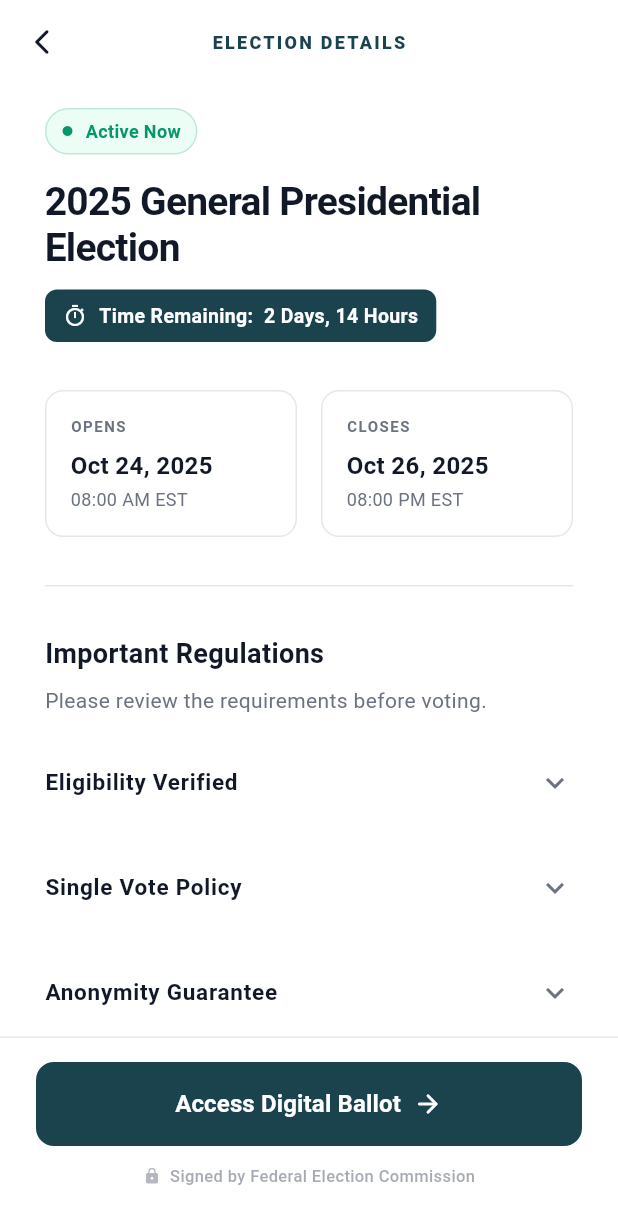
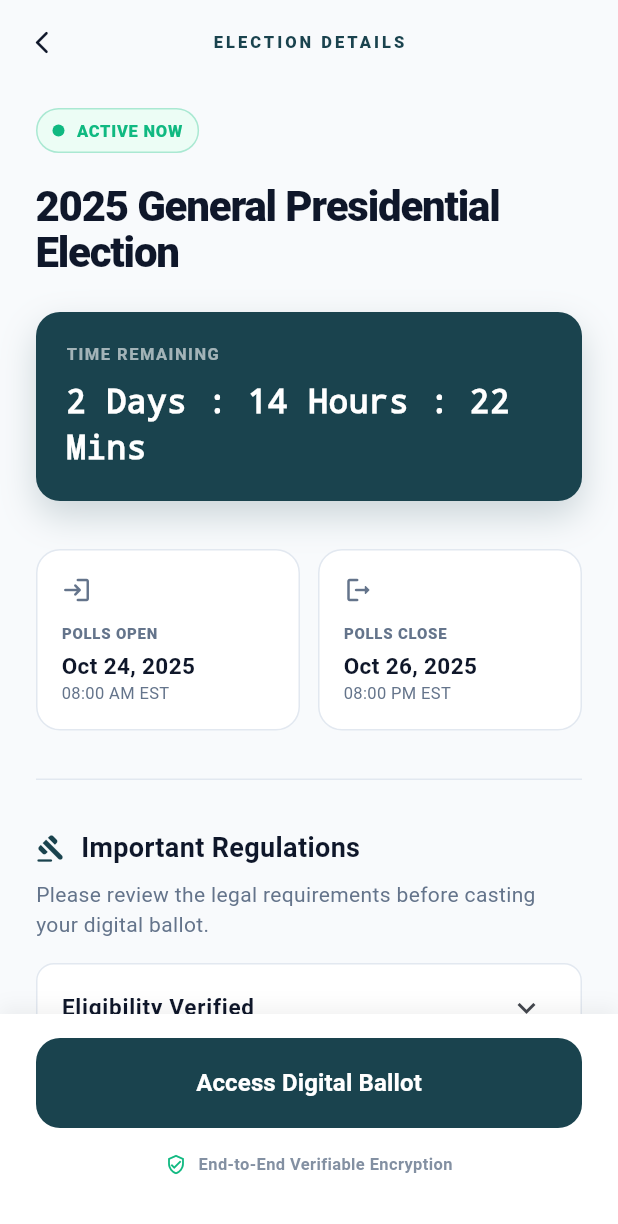
Before and after one commit to Votum-SecurVote/Votum-admin, a Flutter app: the ElectionDetailsScreen screen opened by its route, on a phone screen of 412 x 824 dp. Shown: the top 1224 px of the screen. Run offline on Flutter 3.47's test engine with Material 3 defaults, Android fonts, the phone set to English and light mode, and no system bars; our stand-ins replace file_picker, shared_preferences; accounts and stored records are empty; Roboto replaces fonts that are missing (PublicSans).

Commit message:
ui for details page

```diff
--- a/securevote/lib/election_details_screen.dart
+++ b/securevote/lib/election_details_screen.dart
@@ -3,138 +3,89 @@ import 'package:flutter/material.dart';
 class ElectionDetailsScreen extends StatelessWidget {
   const ElectionDetailsScreen({super.key});
 
-  // Shared Palette
+  // Shared Palette - Refined for higher contrast
   static const Color brandPrimary = Color(0xFF1A434E);
-  static const Color accentBlue = Color(0xFF3B82F6);
-  static const Color bgCanvas = Color(0xFFFFFFFF);
-  static const Color textMain = Color(0xFF111827);
-  static const Color textSecondary = Color(0xFF6B7280);
-  static const Color cardBorder = Color(0xFFE5E7EB);
-  static const Color successGreen = Color(0xFF059669);
+  static const Color bgCanvas = Color(0xFFF8FAFC); // Soft cool gray background
+  static const Color textMain = Color(0xFF0F172A);
+  static const Color textSecondary = Color(0xFF64748B);
+  static const Color cardBorder = Color(0xFFE2E8F0);
+  static const Color successGreen = Color(0xFF10B981);
   static const Color successBg = Color(0xFFECFDF5);
 
   @override
   Widget build(BuildContext context) {
     return Scaffold(
       backgroundColor: bgCanvas,
-
-      // 1. Transparent AppBar
       appBar: AppBar(
         backgroundColor: Colors.transparent,
         elevation: 0,
-        leading: IconButton(
-          icon: const Icon(Icons.arrow_back_ios_new_rounded, size: 20),
+        scrolledUnderElevation: 0,
+        leading: Padding(
+          padding: const EdgeInsets.all(8.0),
+          child: IconButton(
+            icon: const Icon(Icons.arrow_back_ios_new_rounded, size: 18),
             color: textMain,
             onPressed: () => Navigator.pop(context),
+          ),
         ),
         centerTitle: true,
         title: const Text(
           "ELECTION DETAILS",
           style: TextStyle(
             color: brandPrimary,
-            fontSize: 12,
-            fontWeight: FontWeight.w800,
-            letterSpacing: 1.5,
+            fontSize: 11,
+            fontWeight: FontWeight.w900,
+            letterSpacing: 2.0,
           ),
         ),
       ),
-
-      // 2. Bottom Action Bar
       bottomNavigationBar: _buildBottomBar(context),
-
       body: Center(
         child: ConstrainedBox(
-          constraints: const BoxConstraints(maxWidth: 400),
+          constraints: const BoxConstraints(maxWidth: 500),
           child: SingleChildScrollView(
             padding: const EdgeInsets.symmetric(horizontal: 24, vertical: 16),
             physics: const BouncingScrollPhysics(),
             child: Column(
               crossAxisAlignment: CrossAxisAlignment.start,
               children: [
-                // 3. Status Badge
-                Container(
-                  padding: const EdgeInsets.symmetric(
-                    horizontal: 10,
-                    vertical: 6,
-                  ),
-                  decoration: BoxDecoration(
-                    color: successBg,
-                    borderRadius: BorderRadius.circular(20),
-                    border: Border.all(color: successGreen.withOpacity(0.2)),
-                  ),
-                  child: Row(
-                    mainAxisSize: MainAxisSize.min,
-                    children: const [
-                      Icon(Icons.circle, size: 8, color: successGreen),
-                      SizedBox(width: 8),
-                      Text(
-                        'Active Now',
+                // 1. Live Status Badge
+                _buildLiveBadge(),
+
+                const SizedBox(height: 20),
+
+                // 2. Main Title
+                const Text(
+                  '2025 General Presidential Election',
                   style: TextStyle(
-                          fontSize: 12,
-                          fontWeight: FontWeight.bold,
-                          color: successGreen,
-                        ),
-                      ),
-                    ],
+                    fontSize: 28,
+                    fontWeight: FontWeight.w800,
+                    color: textMain,
+                    height: 1.1,
+                    letterSpacing: -0.8,
                   ),
                 ),
 
-                const SizedBox(height: 16),
+                const SizedBox(height: 24),
 
-                // 4. Main Title
-                const Text(
-                  '2025 General Presidential Election',
-                  style: TextStyle(
-                    fontSize: 26,
-                    fontWeight: FontWeight.bold,
-                    color: textMain,
-                    height: 1.2,
-                    letterSpacing: -0.5,
-                  ),
-                ),
-
-                const SizedBox(height: 12),
-
-                // 5. Timer Row (Clean Pill)
-                Container(
-                  padding: const EdgeInsets.symmetric(
-                    horizontal: 12,
-                    vertical: 8,
-                  ),
-                  decoration: BoxDecoration(
-                    color: brandPrimary,
-                    borderRadius: BorderRadius.circular(8),
-                  ),
-                  child: Row(
-                    mainAxisSize: MainAxisSize.min,
-                    children: const [
-                      Icon(Icons.timer_outlined, color: Colors.white, size: 16),
-                      SizedBox(width: 8),
-                      Text(
-                        'Time Remaining:  2 Days, 14 Hours',
-                        style: TextStyle(
-                          color: Colors.white,
-                          fontSize: 13,
-                          fontWeight: FontWeight.w600,
-                        ),
-                      ),
-                    ],
-                  ),
-                ),
+                // 3. Countdown Card
+                _buildTimerCard(),
 
                 const SizedBox(height: 32),
 
-                // 6. Dates Grid
+                // 4. Dates Grid
                 Row(
                   children: [
                     _infoCard(
-                      label: 'Opens',
+                      icon: Icons.login_rounded,
+                      label: 'Polls Open',
                       value: 'Oct 24, 2025',
                       sub: '08:00 AM EST',
                     ),
-                    const SizedBox(width: 16),
+                    const SizedBox(width: 12),
                     _infoCard(
-                      label: 'Closes',
+                      icon: Icons.logout_rounded,
+                      label: 'Polls Close',
                       value: 'Oct 26, 2025',
                       sub: '08:00 PM EST',
                     ),
@@ -142,13 +93,15 @@ class ElectionDetailsScreen extends StatelessWidget {
                 ),
 
                 const SizedBox(height: 32),
-
                 const Divider(height: 1, color: cardBorder),
-
                 const SizedBox(height: 32),
 
-                // 7. Rules Section
-                const Text(
+                // 5. Regulations Section
+                const Row(
+                  children: [
+                    Icon(Icons.gavel_rounded, size: 20, color: brandPrimary),
+                    SizedBox(width: 10),
+                    Text(
                       'Important Regulations',
                       style: TextStyle(
                         fontSize: 18,
@@ -156,9 +109,11 @@ class ElectionDetailsScreen extends StatelessWidget {
                         color: textMain,
                       ),
                     ),
+                  ],
+                ),
                 const SizedBox(height: 8),
                 const Text(
-                  'Please review the requirements before voting.',
+                  'Please review the legal requirements before casting your digital ballot.',
                   style: TextStyle(fontSize: 14, color: textSecondary),
                 ),
 
@@ -167,59 +122,25 @@ class ElectionDetailsScreen extends StatelessWidget {
                 _accordion(
                   title: 'Eligibility Verified',
                   content:
-                      'Your identity (ID: #GEN-2025) has been confirmed against the national registry.',
+                      'Your identity (ID: #GEN-2025) has been confirmed against the national registry. You are cleared to vote in this district.',
                 ),
                 _accordion(
                   title: 'Single Vote Policy',
                   content:
-                      'You may only submit one ballot. Once cast, your decision is final and cannot be amended.',
+                      'Strict one-person-one-vote policy. Once submitted, the cryptographic hash is generated and cannot be undone.',
                 ),
                 _accordion(
                   title: 'Anonymity Guarantee',
                   content:
-                      'Your vote is decoupled from your identity using Zero-Knowledge Proof encryption.',
+                      'We use AES-256 bit encryption and Zero-Knowledge Proofs to ensure your identity is never linked to your selection.',
                 ),
 
+                const SizedBox(height: 24),
+
+                // 6. Help Box
+                _buildHelpBox(),
+
                 const SizedBox(height: 40),
-
-                // 8. Help Box
-                Container(
-                  padding: const EdgeInsets.all(16),
-                  decoration: BoxDecoration(
-                    color: Colors.grey[50],
-                    borderRadius: BorderRadius.circular(12),
-                    border: Border.all(color: cardBorder),
-                  ),
-                  child: Row(
-                    children: [
-                      const Icon(Icons.help_outline, color: textSecondary),
-                      const SizedBox(width: 12),
-                      Column(
-                        crossAxisAlignment: CrossAxisAlignment.start,
-                        children: [
-                          const Text(
-                            'Having trouble?',
-                            style: TextStyle(
-                              fontWeight: FontWeight.bold,
-                              fontSize: 13,
-                              color: textMain,
-                            ),
-                          ),
-                          const SizedBox(height: 2),
-                          Text(
-                            'Contact support at 1-800-VOTE-HELP',
-                            style: TextStyle(
-                              fontSize: 12,
-                              color: textSecondary.withOpacity(0.8),
-                            ),
-                          ),
-                        ],
-                      ),
-                    ],
-                  ),
-                ),
-
-                const SizedBox(height: 100), // Space for bottom bar
               ],
             ),
           ),
@@ -228,7 +149,84 @@ class ElectionDetailsScreen extends StatelessWidget {
     );
   }
 
+  Widget _buildLiveBadge() {
+    return Container(
+      padding: const EdgeInsets.symmetric(horizontal: 10, vertical: 6),
+      decoration: BoxDecoration(
+        color: successBg,
+        borderRadius: BorderRadius.circular(100),
+        border: Border.all(color: successGreen.withOpacity(0.3)),
+      ),
+      child: Row(
+        mainAxisSize: MainAxisSize.min,
+        children: [
+          Container(
+            width: 8,
+            height: 8,
+            decoration: const BoxDecoration(
+              color: successGreen,
+              shape: BoxShape.circle,
+            ),
+          ),
+          const SizedBox(width: 8),
+          const Text(
+            'ACTIVE NOW',
+            style: TextStyle(
+              fontSize: 11,
+              fontWeight: FontWeight.w900,
+              color: successGreen,
+              letterSpacing: 0.5,
+            ),
+          ),
+        ],
+      ),
+    );
+  }
+
+  Widget _buildTimerCard() {
+    return Container(
+      width: double.infinity,
+      padding: const EdgeInsets.all(20),
+      decoration: BoxDecoration(
+        color: brandPrimary,
+        borderRadius: BorderRadius.circular(16),
+        boxShadow: [
+          BoxShadow(
+            color: brandPrimary.withOpacity(0.2),
+            blurRadius: 20,
+            offset: const Offset(0, 10),
+          ),
+        ],
+      ),
+      child: Column(
+        crossAxisAlignment: CrossAxisAlignment.start,
+        children: [
+          Text(
+            'TIME REMAINING',
+            style: TextStyle(
+              color: Colors.white.withOpacity(0.6),
+              fontSize: 11,
+              fontWeight: FontWeight.bold,
+              letterSpacing: 1,
+            ),
+          ),
+          const SizedBox(height: 8),
+          const Text(
+            '2 Days : 14 Hours : 22 Mins',
+            style: TextStyle(
+              color: Colors.white,
+              fontSize: 22,
+              fontWeight: FontWeight.w700,
+              fontFamily: 'monospace', // Gives a digital clock feel
+            ),
+          ),
+        ],
+      ),
+    );
+  }
+
   Widget _infoCard({
+    required IconData icon,
     required String label,
     required String value,
     required String sub,
@@ -237,34 +235,36 @@ class ElectionDetailsScreen extends StatelessWidget {
       child: Container(
         padding: const EdgeInsets.all(16),
         decoration: BoxDecoration(
-          borderRadius: BorderRadius.circular(12),
+          color: Colors.white,
+          borderRadius: BorderRadius.circular(16),
           border: Border.all(color: cardBorder),
         ),
         child: Column(
           crossAxisAlignment: CrossAxisAlignment.start,
           children: [
+            Icon(icon, size: 20, color: textSecondary),
+            const SizedBox(height: 12),
             Text(
               label.toUpperCase(),
               style: const TextStyle(
                 fontSize: 10,
-                fontWeight: FontWeight.bold,
+                fontWeight: FontWeight.w800,
                 color: textSecondary,
-                letterSpacing: 1.0,
+                letterSpacing: 0.5,
               ),
             ),
-            const SizedBox(height: 8),
+            const SizedBox(height: 4),
             Text(
               value,
               style: const TextStyle(
-                fontSize: 16,
+                fontSize: 15,
                 fontWeight: FontWeight.bold,
                 color: textMain,
               ),
             ),
-            const SizedBox(height: 2),
             Text(
               sub,
-              style: const TextStyle(fontSize: 12, color: textSecondary),
+              style: const TextStyle(fontSize: 11, color: textSecondary),
             ),
           ],
         ),
@@ -273,10 +273,15 @@ class ElectionDetailsScreen extends StatelessWidget {
   }
 
   Widget _accordion({required String title, required String content}) {
-    return Padding(
-      padding: const EdgeInsets.only(bottom: 12.0),
+    return Container(
+      margin: const EdgeInsets.only(bottom: 12),
+      decoration: BoxDecoration(
+        color: Colors.white,
+        borderRadius: BorderRadius.circular(12),
+        border: Border.all(color: cardBorder),
+      ),
       child: ExpansionTile(
-        tilePadding: EdgeInsets.zero,
+        shape: const RoundedRectangleBorder(side: BorderSide.none),
         title: Text(
           title,
           style: const TextStyle(
@@ -285,11 +290,9 @@ class ElectionDetailsScreen extends StatelessWidget {
             color: textMain,
           ),
         ),
-        iconColor: textSecondary,
-        collapsedIconColor: textSecondary,
         children: [
           Padding(
-            padding: const EdgeInsets.only(bottom: 16.0),
+            padding: const EdgeInsets.fromLTRB(16, 0, 16, 16),
             child: Text(
               content,
               style: const TextStyle(
@@ -304,69 +307,110 @@ class ElectionDetailsScreen extends StatelessWidget {
     );
   }
 
+  Widget _buildHelpBox() {
+    return Container(
+      padding: const EdgeInsets.all(16),
+      decoration: BoxDecoration(
+        color: const Color(0xFFF1F5F9),
+        borderRadius: BorderRadius.circular(12),
+        border: Border.all(color: cardBorder),
+      ),
+      child: Row(
+        children: [
+          const CircleAvatar(
+            backgroundColor: Colors.white,
+            child: Icon(Icons.support_agent, color: brandPrimary),
+          ),
+          const SizedBox(width: 16),
+          const Expanded(
+            child: Column(
+              crossAxisAlignment: CrossAxisAlignment.start,
+              children: [
+                Text(
+                  'Need assistance?',
+                  style: TextStyle(
+                    fontWeight: FontWeight.bold,
+                    fontSize: 14,
+                    color: textMain,
+                  ),
+                ),
+                Text(
+                  '24/7 Helpline: 1-800-VOTE-HELP',
+                  style: TextStyle(fontSize: 12, color: textSecondary),
+                ),
+              ],
+            ),
+          ),
+          Icon(
+            Icons.arrow_forward_ios_rounded,
+            size: 14,
+            color: textSecondary.withOpacity(0.5),
+          ),
+        ],
+      ),
+    );
+  }
+
   Widget _buildBottomBar(BuildContext context) {
     return Container(
-      padding: const EdgeInsets.fromLTRB(24, 16, 24, 32),
-      decoration: const BoxDecoration(
+      padding: const EdgeInsets.fromLTRB(24, 16, 24, 40),
+      decoration: BoxDecoration(
         color: Colors.white,
-        border: Border(top: BorderSide(color: cardBorder)),
+        boxShadow: [
+          BoxShadow(
+            color: Colors.black.withOpacity(0.05),
+            blurRadius: 10,
+            offset: const Offset(0, -5),
           ),
-      child: SafeArea(
+        ],
+      ),
       child: Column(
         mainAxisSize: MainAxisSize.min,
         children: [
           SizedBox(
             width: double.infinity,
-              height: 56,
+            height: 60,
             child: ElevatedButton(
-                onPressed: () => Navigator.pushNamed(context, '/ballot'),
+              onPressed: () {},
               style: ElevatedButton.styleFrom(
                 backgroundColor: brandPrimary,
                 foregroundColor: Colors.white,
+                shape: RoundedRectangleBorder(
+                  borderRadius: BorderRadius.circular(16),
+                ),
                 elevation: 0,
-                  shape: RoundedRectangleBorder(
-                    borderRadius: BorderRadius.circular(12),
               ),
-                ),
-                child: const Row(
-                  mainAxisAlignment: MainAxisAlignment.center,
-                  children: [
-                    Text(
+              child: GestureDetector(
+                onTap: () => Navigator.pushNamed(context, '/ballot'),
+                child: const Text(
                   'Access Digital Ballot',
-                      style: TextStyle(
-                        fontSize: 16,
-                        fontWeight: FontWeight.bold,
-                      ),
-                    ),
-                    SizedBox(width: 8),
-                    Icon(Icons.arrow_forward_rounded, size: 20),
-                  ],
+                  style: TextStyle(fontSize: 16, fontWeight: FontWeight.bold),
                 ),
               ),
             ),
-            const SizedBox(height: 12),
+          ),
+          const SizedBox(height: 16),
           Row(
             mainAxisAlignment: MainAxisAlignment.center,
             children: [
-                Icon(
-                  Icons.lock,
-                  size: 12,
-                  color: textSecondary.withOpacity(0.5),
+              const Icon(
+                Icons.verified_user_outlined,
+                size: 14,
+                color: successGreen,
               ),
-                const SizedBox(width: 6),
+              const SizedBox(width: 8),
               Text(
-                  'Signed by Federal Election Commission',
+                'End-to-End Verifiable Encryption',
                 style: TextStyle(
                   fontSize: 11,
-                    color: textSecondary.withOpacity(0.6),
-                    fontWeight: FontWeight.w500,
+                  color: textSecondary.withOpacity(0.8),
+                  fontWeight: FontWeight.w600,
                 ),
               ),
             ],
           ),
         ],
       ),
-      ),
     );
   }
 }
```
Lines whose indentation alone changed are shown as unchanged.
